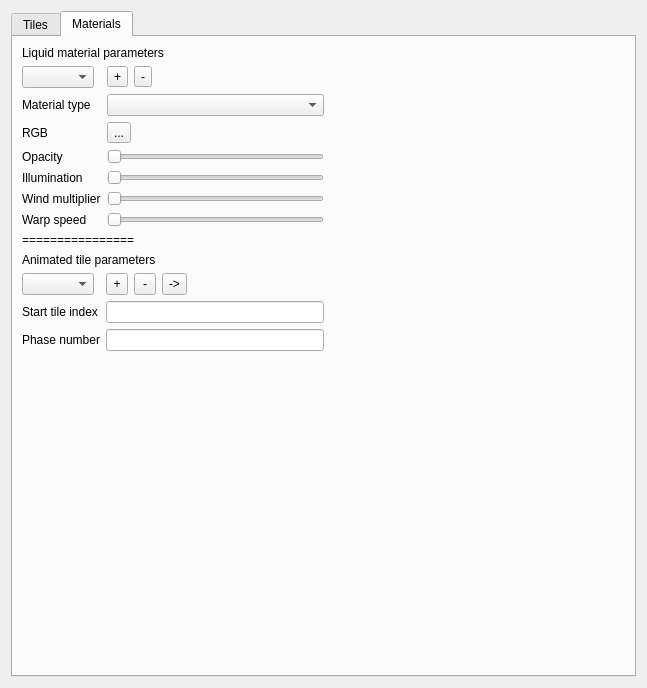
First picture: the form in tile_form.ui, repository konstvest/ei_maper, before the edit.
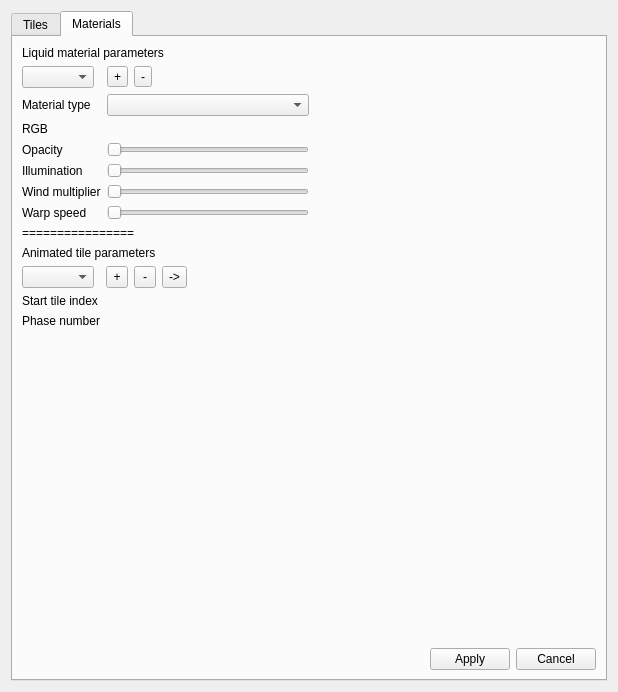
Second picture: the form after the edit.

Commit message: Add changing material color and indecies

```diff
--- a/tile_form.ui
+++ b/tile_form.ui
@@ -6,14 +6,14 @@
    <rect>
     <x>0</x>
     <y>0</y>
-    <width>647</width>
-    <height>688</height>
+    <width>618</width>
+    <height>692</height>
    </rect>
   </property>
   <property name="windowTitle">
    <string>Tiles parameters</string>
   </property>
-  <layout class="QVBoxLayout" name="verticalLayout">
+  <layout class="QHBoxLayout" name="horizontalLayout_7">
    <item>
     <widget class="QTabWidget" name="tabWidget">
      <property name="currentIndex">
@@ -133,6 +133,8 @@
       <attribute name="title">
        <string>Materials</string>
       </attribute>
+      <layout class="QVBoxLayout" name="verticalLayout">
+       <item>
       <layout class="QHBoxLayout" name="horizontalLayout_5">
        <item>
         <layout class="QVBoxLayout" name="verticalLayout_4">
@@ -211,13 +213,6 @@
              </property>
             </widget>
            </item>
-           <item row="2" column="1">
-            <widget class="QToolButton" name="toolButtonColor">
-             <property name="text">
-              <string>...</string>
-             </property>
-            </widget>
-           </item>
            <item row="3" column="0">
             <widget class="QLabel" name="label_4">
              <property name="text">
@@ -370,9 +365,6 @@
              </property>
             </widget>
            </item>
-           <item row="1" column="1">
-            <widget class="QLineEdit" name="lineEditAnimTileIndex"/>
-           </item>
            <item row="2" column="0">
             <widget class="QLabel" name="label_9">
              <property name="text">
@@ -380,8 +372,22 @@
              </property>
             </widget>
            </item>
-           <item row="2" column="1">
-            <widget class="QLineEdit" name="lineEditAnimTilePhaseN"/>
+            </layout>
+           </item>
+          </layout>
+         </item>
+         <item>
+          <spacer name="horizontalSpacer_5">
+           <property name="orientation">
+            <enum>Qt::Horizontal</enum>
+           </property>
+           <property name="sizeHint" stdset="0">
+            <size>
+             <width>40</width>
+             <height>20</height>
+            </size>
+           </property>
+          </spacer>
            </item>
           </layout>
          </item>
@@ -398,10 +404,13 @@
            </property>
           </spacer>
          </item>
-        </layout>
-       </item>
        <item>
-        <spacer name="horizontalSpacer_5">
+        <layout class="QHBoxLayout" name="horizontalLayout_6">
+         <property name="topMargin">
+          <number>0</number>
+         </property>
+         <item>
+          <spacer name="horizontalSpacer_6">
          <property name="orientation">
           <enum>Qt::Horizontal</enum>
          </property>
@@ -412,6 +421,22 @@
           </size>
          </property>
         </spacer>
+         </item>
+         <item>
+          <widget class="QPushButton" name="buttonApply">
+           <property name="text">
+            <string>Apply</string>
+           </property>
+          </widget>
+         </item>
+         <item>
+          <widget class="QPushButton" name="buttonCancel">
+           <property name="text">
+            <string>Cancel</string>
+           </property>
+          </widget>
+         </item>
+        </layout>
        </item>
       </layout>
      </widget>
```
Lines whose indentation alone changed are shown as unchanged. The commit also changes 8 other files.
